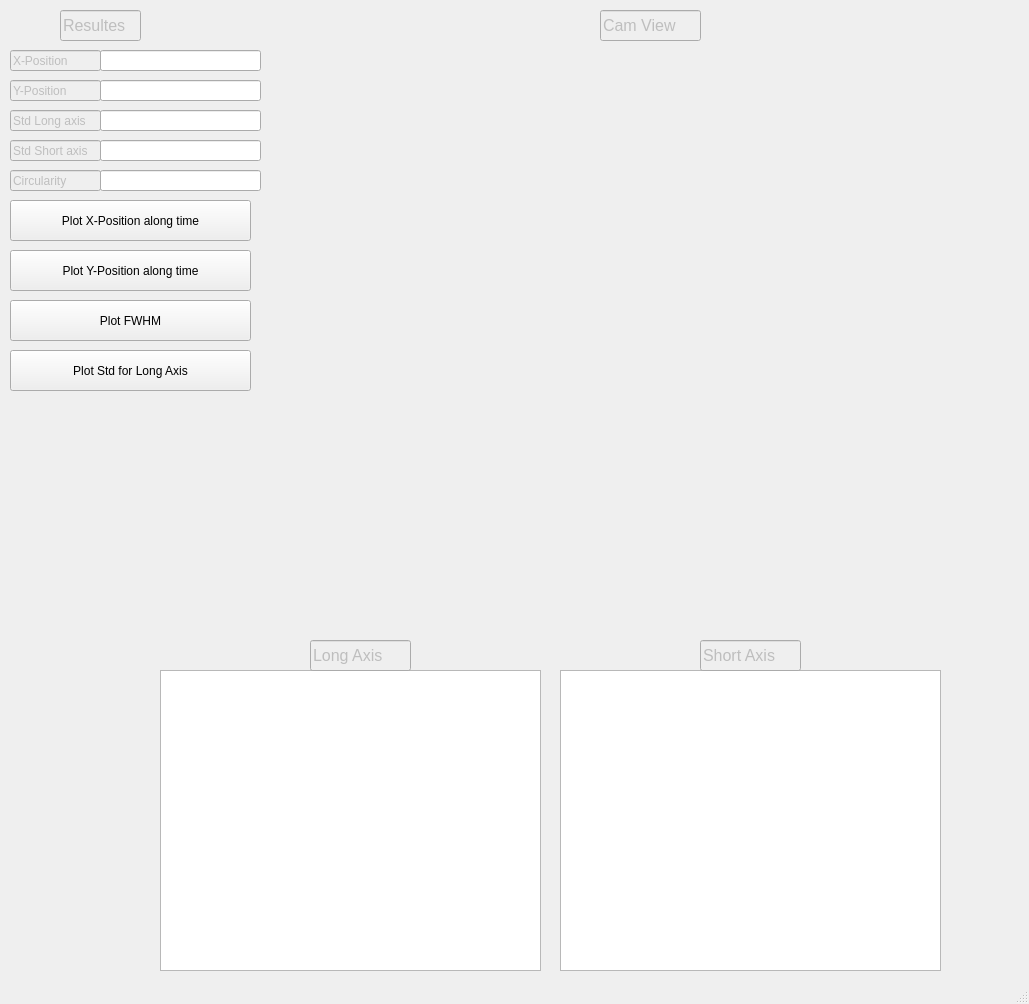
Before: the Qt Designer form src/View_page.ui in vazirilab/PyBeamProfiler, drawn with Qt 5.
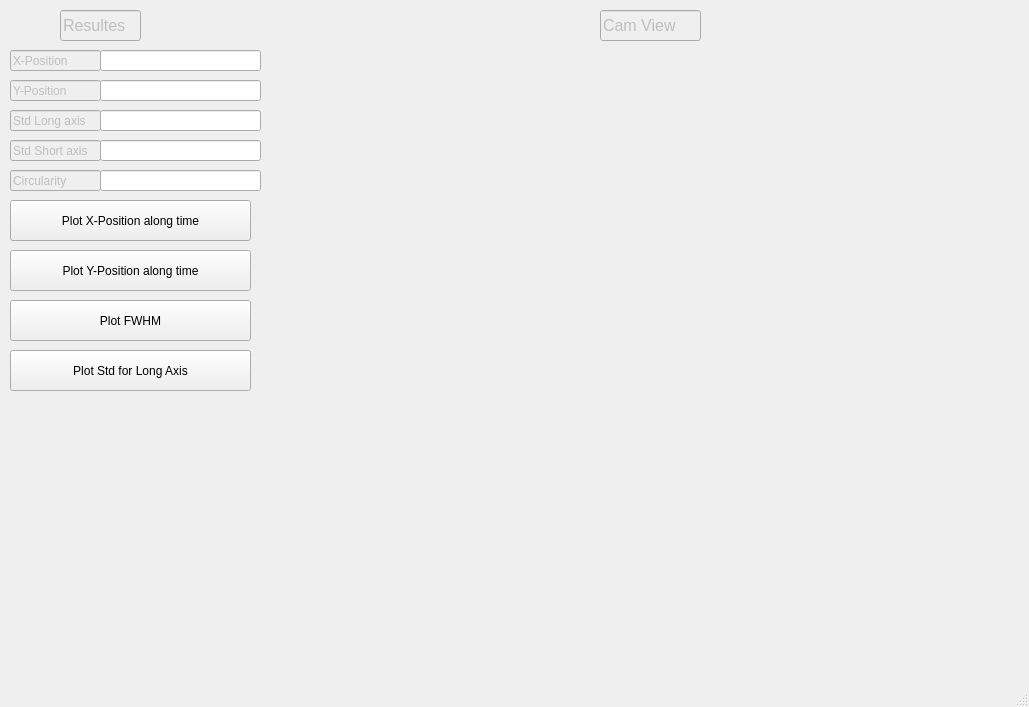
After: the same form once the commit is applied.

Commit message: adding a plot of the gaussian dist. of the beam

The edit to the form file:
```diff
--- a/src/View_page.ui
+++ b/src/View_page.ui
@@ -7,33 +7,13 @@
     <x>0</x>
     <y>0</y>
     <width>1029</width>
-    <height>1004</height>
+    <height>707</height>
    </rect>
   </property>
   <property name="windowTitle">
    <string>View Page</string>
   </property>
   <widget class="QWidget" name="centralwidget">
-   <widget class="QGraphicsView" name="gaussian_short_axis_plot">
-    <property name="geometry">
-     <rect>
-      <x>560</x>
-      <y>670</y>
-      <width>381</width>
-      <height>301</height>
-     </rect>
-    </property>
-   </widget>
-   <widget class="QGraphicsView" name="gaussian_long_axis_plot">
-    <property name="geometry">
-     <rect>
-      <x>160</x>
-      <y>670</y>
-      <width>381</width>
-      <height>301</height>
-     </rect>
-    </property>
-   </widget>
    <widget class="QLineEdit" name="lineEdit">
     <property name="enabled">
      <bool>false</bool>
@@ -76,48 +56,6 @@
      <string>Cam View</string>
     </property>
    </widget>
-   <widget class="QLineEdit" name="lineEdit_3">
-    <property name="enabled">
-     <bool>false</bool>
-    </property>
-    <property name="geometry">
-     <rect>
-      <x>700</x>
-      <y>640</y>
-      <width>101</width>
-      <height>31</height>
-     </rect>
-    </property>
-    <property name="font">
-     <font>
-      <pointsize>12</pointsize>
-     </font>
-    </property>
-    <property name="text">
-     <string>Short Axis</string>
-    </property>
-   </widget>
-   <widget class="QLineEdit" name="lineEdit_4">
-    <property name="enabled">
-     <bool>false</bool>
-    </property>
-    <property name="geometry">
-     <rect>
-      <x>310</x>
-      <y>640</y>
-      <width>101</width>
-      <height>31</height>
-     </rect>
-    </property>
-    <property name="font">
-     <font>
-      <pointsize>12</pointsize>
-     </font>
-    </property>
-    <property name="text">
-     <string>Long Axis</string>
-    </property>
-   </widget>
    <widget class="QLineEdit" name="lineEdit_5">
     <property name="enabled">
      <bool>false</bool>
```
The commit also changes 2 other files.
